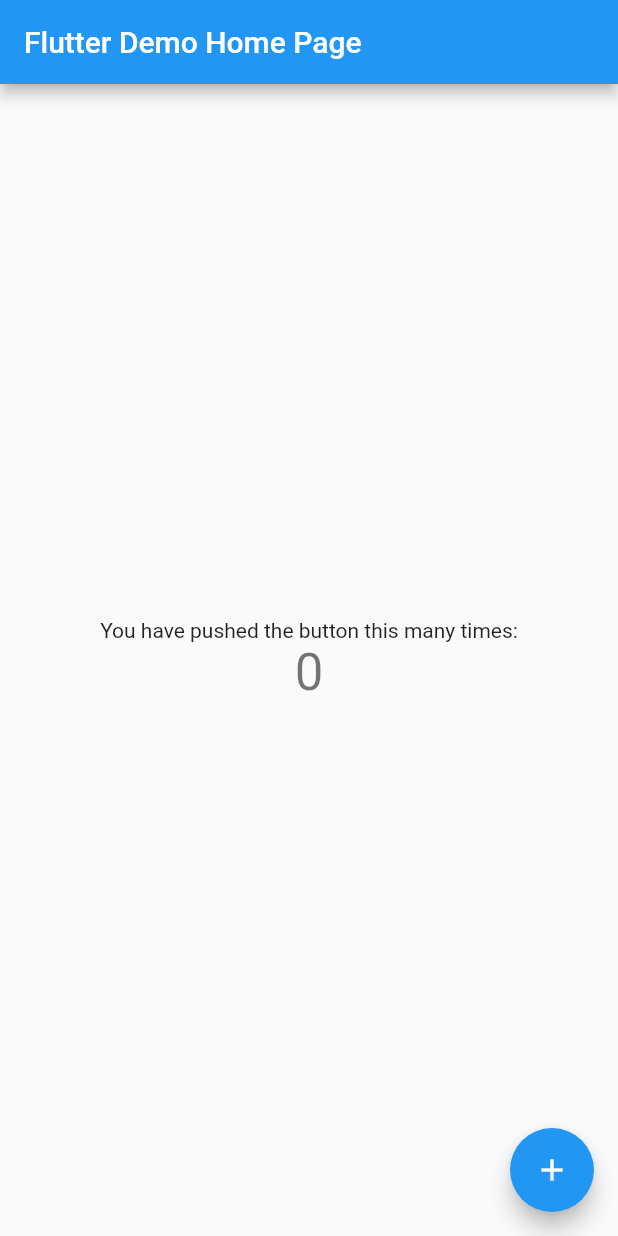
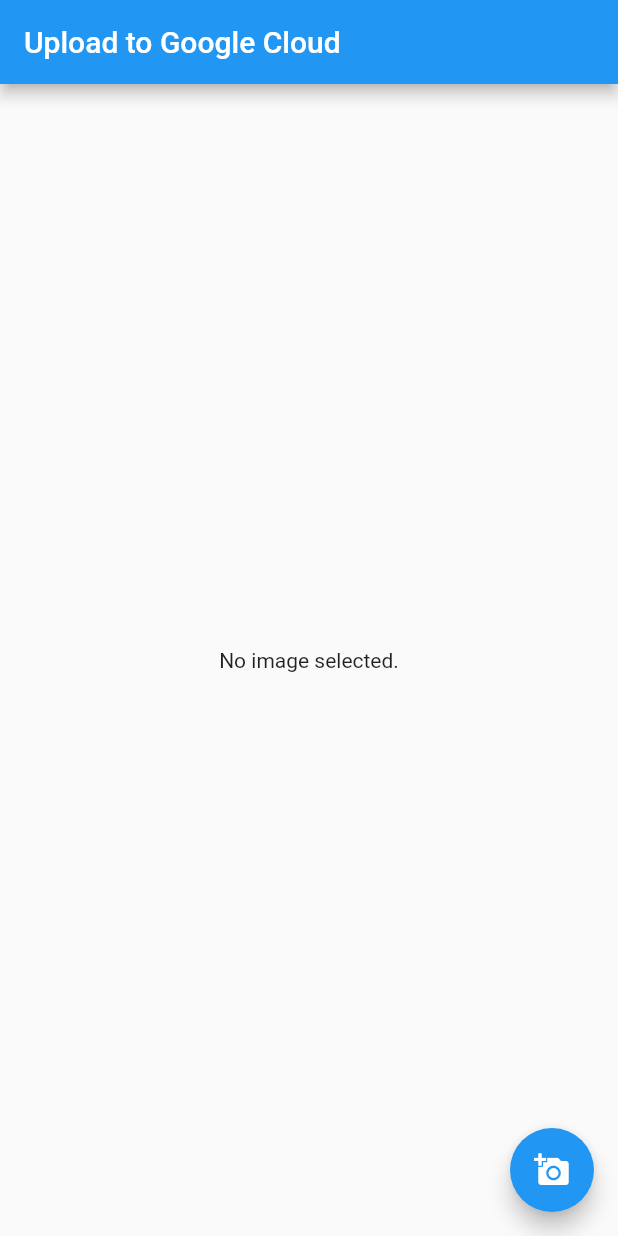
Before and after one commit to graphicbeacon/gcloud_flutter_image_upload, a Flutter app: the screen it shows after launch, on a phone screen of 412 x 824 dp. Run offline on Flutter 3.47's test engine with Material 2 defaults, Android fonts, the phone set to English and light mode, and no system bars; our stand-ins replace googleapis_auth, image_picker; missing offline and left inert: gcloud.

Commit message:
Implement save to cloud

```diff
--- /dev/null
+++ b/lib/api.dart
@@ -0,0 +1,35 @@
+import 'dart:typed_data';
+
+import 'package:googleapis_auth/auth_io.dart' as auth;
+import 'package:gcloud/storage.dart';
+import 'package:mime/mime.dart';
+
+class CloudApi {
+  final auth.ServiceAccountCredentials _credentials;
+  auth.AutoRefreshingAuthClient _client;
+
+  CloudApi(String json)
+      : _credentials = auth.ServiceAccountCredentials.fromJson(json);
+
+  Future<ObjectInfo> save(String name, Uint8List imgBytes) async {
+    // Create a client
+    if (_client == null)
+      _client =
+          await auth.clientViaServiceAccount(_credentials, Storage.SCOPES);
+
+    // Instantiate objects to cloud storage
+    var storage = Storage(_client, 'Image Upload Google Storage');
+    var bucket = storage.bucket('mybucket_23092020');
+
+    // Save to bucket
+    final timestamp = DateTime.now().millisecondsSinceEpoch;
+    final type = lookupMimeType(name);
+    return await bucket.writeBytes(name, imgBytes,
+        metadata: ObjectMetadata(
+          contentType: type,
+          custom: {
+            'timestamp': '$timestamp',
+          },
+        ));
+  }
+}
--- a/lib/main.dart
+++ b/lib/main.dart
@@ -1,4 +1,11 @@
+import 'dart:io';
+import 'dart:typed_data';
+
 import 'package:flutter/material.dart';
+import 'package:flutter/services.dart';
+import 'package:image_picker/image_picker.dart';
+
+import 'api.dart';
 
 void main() {
   runApp(MyApp());
@@ -11,107 +18,112 @@ class MyApp extends StatelessWidget {
     return MaterialApp(
       title: 'Flutter Demo',
       theme: ThemeData(
-        // This is the theme of your application.
-        //
-        // Try running your application with "flutter run". You'll see the
-        // application has a blue toolbar. Then, without quitting the app, try
-        // changing the primarySwatch below to Colors.green and then invoke
-        // "hot reload" (press "r" in the console where you ran "flutter run",
-        // or simply save your changes to "hot reload" in a Flutter IDE).
-        // Notice that the counter didn't reset back to zero; the application
-        // is not restarted.
         primarySwatch: Colors.blue,
-        // This makes the visual density adapt to the platform that you run
-        // the app on. For desktop platforms, the controls will be smaller and
-        // closer together (more dense) than on mobile platforms.
         visualDensity: VisualDensity.adaptivePlatformDensity,
       ),
-      home: MyHomePage(title: 'Flutter Demo Home Page'),
+      debugShowCheckedModeBanner: false,
+      home: MyHomePage(title: 'Upload to Google Cloud'),
     );
   }
 }
 
 class MyHomePage extends StatefulWidget {
   MyHomePage({Key key, this.title}) : super(key: key);
-
-  // This widget is the home page of your application. It is stateful, meaning
-  // that it has a State object (defined below) that contains fields that affect
-  // how it looks.
-
-  // This class is the configuration for the state. It holds the values (in this
-  // case the title) provided by the parent (in this case the App widget) and
-  // used by the build method of the State. Fields in a Widget subclass are
-  // always marked "final".
-
   final String title;
-
   @override
   _MyHomePageState createState() => _MyHomePageState();
 }
 
 class _MyHomePageState extends State<MyHomePage> {
-  int _counter = 0;
+  File _image;
+  Uint8List _imageBytes;
+  String _imageName;
+  final picker = ImagePicker();
+  CloudApi api;
+  bool isUploaded = false;
+  bool loading = false;
 
-  void _incrementCounter() {
+  @override
+  void initState() {
+    super.initState();
+    rootBundle.loadString('assets/credentials.json').then((json) {
+      api = CloudApi(json);
+    });
+  }
+
+  void _getImage() async {
+    final pickedFile = await picker.getImage(source: ImageSource.camera);
+
     setState(() {
-      // This call to setState tells the Flutter framework that something has
-      // changed in this State, which causes it to rerun the build method below
-      // so that the display can reflect the updated values. If we changed
-      // _counter without calling setState(), then the build method would not be
-      // called again, and so nothing would appear to happen.
-      _counter++;
+      if (pickedFile != null) {
+        print(pickedFile.path);
+        _image = File(pickedFile.path);
+        _imageBytes = _image.readAsBytesSync();
+        _imageName = _image.path.split('/').last;
+        isUploaded = false;
+      } else {
+        print('No image selected.');
+      }
+    });
+  }
+
+  void _saveImage() async {
+    setState(() {
+      loading = true;
+    });
+    // Upload to Google cloud
+    final response = await api.save(_imageName, _imageBytes);
+    print(response.downloadLink);
+    setState(() {
+      loading = false;
+      isUploaded = true;
     });
   }
 
   @override
   Widget build(BuildContext context) {
-    // This method is rerun every time setState is called, for instance as done
-    // by the _incrementCounter method above.
-    //
-    // The Flutter framework has been optimized to make rerunning build methods
-    // fast, so that you can just rebuild anything that needs updating rather
-    // than having to individually change instances of widgets.
     return Scaffold(
       appBar: AppBar(
-        // Here we take the value from the MyHomePage object that was created by
-        // the App.build method, and use it to set our appbar title.
         title: Text(widget.title),
       ),
       body: Center(
-        // Center is a layout widget. It takes a single child and positions it
-        // in the middle of the parent.
-        child: Column(
-          // Column is also a layout widget. It takes a list of children and
-          // arranges them vertically. By default, it sizes itself to fit its
-          // children horizontally, and tries to be as tall as its parent.
-          //
-          // Invoke "debug painting" (press "p" in the console, choose the
-          // "Toggle Debug Paint" action from the Flutter Inspector in Android
-          // Studio, or the "Toggle Debug Paint" command in Visual Studio Code)
-          // to see the wireframe for each widget.
-          //
-          // Column has various properties to control how it sizes itself and
-          // how it positions its children. Here we use mainAxisAlignment to
-          // center the children vertically; the main axis here is the vertical
-          // axis because Columns are vertical (the cross axis would be
-          // horizontal).
-          mainAxisAlignment: MainAxisAlignment.center,
-          children: <Widget>[
-            Text(
-              'You have pushed the button this many times:',
-            ),
-            Text(
-              '$_counter',
-              style: Theme.of(context).textTheme.headline4,
-            ),
-          ],
-        ),
+          child: _imageBytes == null
+              ? Text('No image selected.')
+              : Stack(
+                  children: [
+                    Image.memory(_imageBytes),
+                    if (loading)
+                      Center(
+                        child: CircularProgressIndicator(),
+                      ),
+                    isUploaded
+                        ? Center(
+                            child: CircleAvatar(
+                              radius: 40,
+                              backgroundColor: Colors.green,
+                              child: Icon(
+                                Icons.check,
+                                color: Colors.white,
+                                size: 60,
+                              ),
+                            ),
+                          )
+                        : Align(
+                            alignment: Alignment.bottomCenter,
+                            child: FlatButton(
+                              color: Colors.blueAccent,
+                              textColor: Colors.white,
+                              onPressed: _saveImage,
+                              child: Text('Save to cloud'),
+                            ),
+                          )
+                  ],
+                )),
+      floatingActionButton: FloatingActionButton(
+        onPressed: _getImage,
+        tooltip: 'Select image',
+        child: Icon(Icons.add_a_photo),
       ),
-      floatingActionButton: FloatingActionButton(
-        onPressed: _incrementCounter,
-        tooltip: 'Increment',
-        child: Icon(Icons.add),
-      ), // This trailing comma makes auto-formatting nicer for build methods.
     );
   }
 }
```
Also changed, not shown: pubspec.yaml (+8 -63 lines), pubspec.lock, 4 other files.
